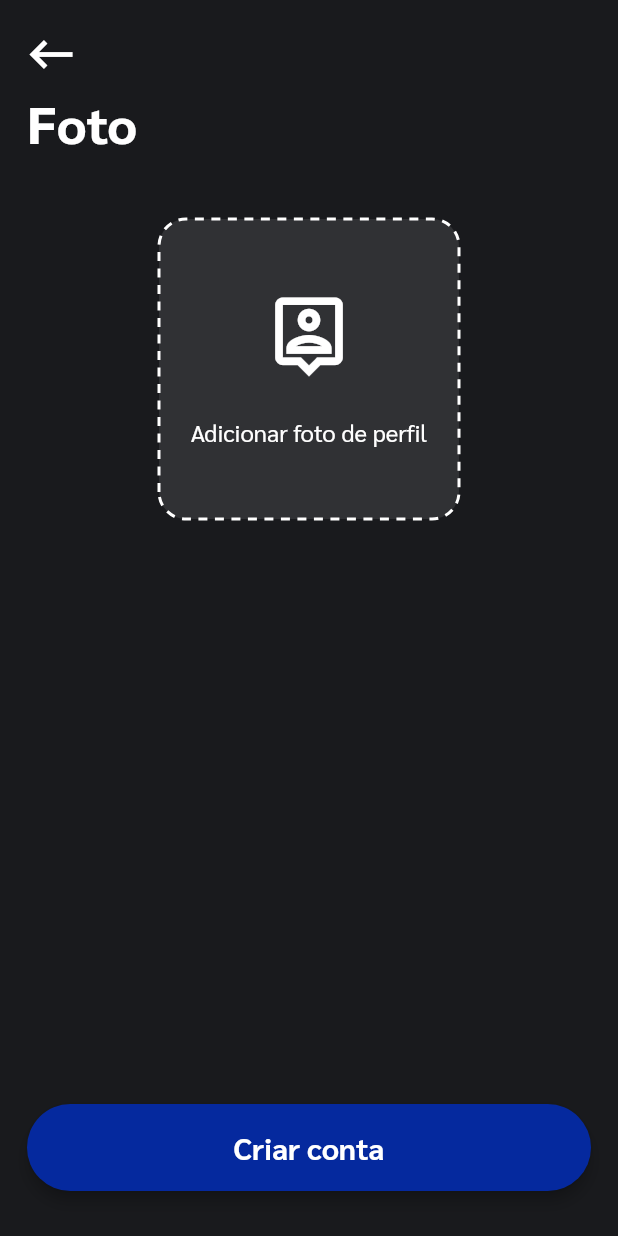
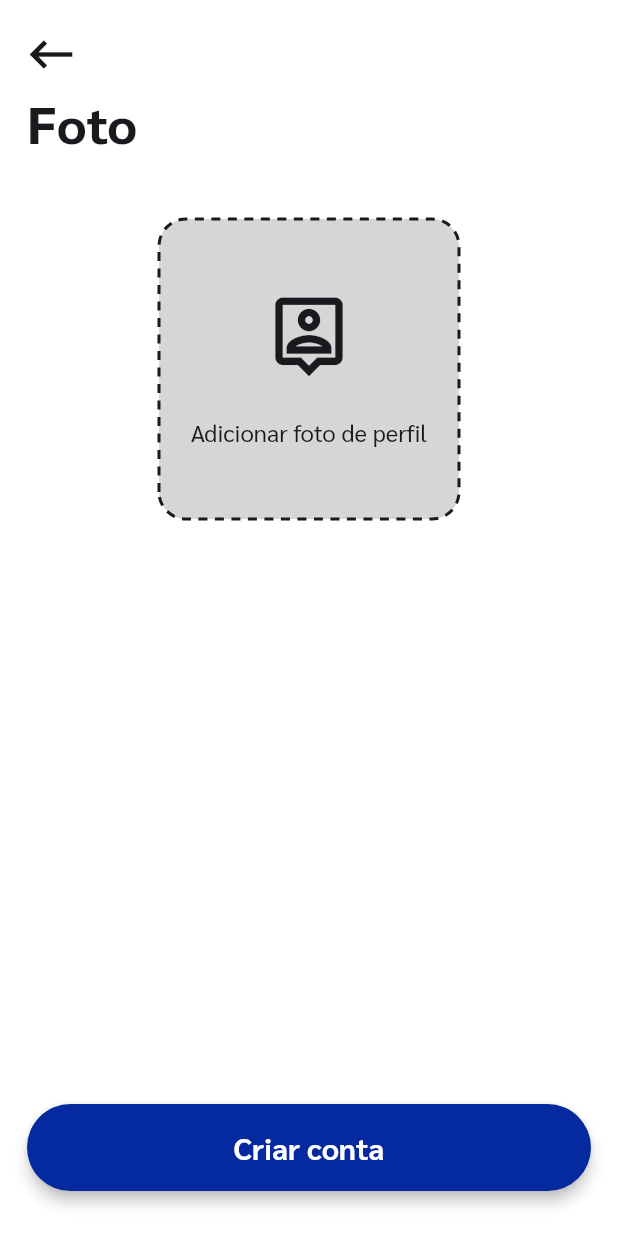
Before and after one commit to GabrielDimaa/my_gift_app, a Flutter app: the screen it shows after launch, on a phone screen of 412 x 824 dp. Run offline on Flutter 3.47's test engine with Material 2 defaults, Android fonts, the phone set to English and light mode, and no system bars; drawn by our look-alikes of dotted_border; our stand-ins replace cloud_firestore, firebase_auth, firebase_core, firebase_storage, flutter_svg, get; accounts and stored records are empty.

Commit message:
Ajustando tema branco para as pages

```diff
--- a/lib/app_theme.dart
+++ b/lib/app_theme.dart
@@ -11,18 +11,26 @@ class AppTheme extends StatelessWidget {
       title: 'Desejando',
       debugShowCheckedModeBanner: false,
       initialRoute: "/signup_photo",
-      themeMode: ThemeMode.dark,
+      themeMode: ThemeMode.light,
       theme: ThemeData(
-        appBarTheme: const AppBarTheme(
+        appBarTheme: AppBarTheme(
           elevation: 0,
+          iconTheme: IconThemeData(
+            color: dark,
+          ),
         ),
         brightness: Brightness.light,
         colorScheme: _colorSchemeLight,
         scaffoldBackgroundColor: light,
         textTheme: _textThemeLight,
         fontFamily: 'Sarabun',
+        textSelectionTheme: TextSelectionThemeData(cursorColor: secondary),
         elevatedButtonTheme: _elevatedButtonTheme,
         textButtonTheme: _textButtonTheme,
+        inputDecorationTheme: _inputDecorationThemeLight,
+        iconTheme: IconThemeData(
+          color: dark,
+        ),
       ),
       darkTheme: ThemeData(
         brightness: Brightness.dark,
@@ -34,6 +42,9 @@ class AppTheme extends StatelessWidget {
         inputDecorationTheme: _inputDecorationThemeDark,
         elevatedButtonTheme: _elevatedButtonTheme,
         textButtonTheme: _textButtonTheme,
+        iconTheme: IconThemeData(
+          color: light,
+        ),
       ),
       getPages: Routes().getRoutes(),
     );
@@ -53,7 +64,9 @@ class AppTheme extends StatelessWidget {
 
   Color get error => const Color(0xFFE54B4B);
 
-  Color get surface => const Color(0xFF303134);
+  Color get surfaceDark => const Color(0xFF303134);
+
+  Color get surfaceLight => const Color(0xFFD6D6D6);
 
   ColorScheme get _colorSchemeLight => ColorScheme.dark(
         brightness: Brightness.light,
@@ -69,7 +82,7 @@ class AppTheme extends StatelessWidget {
         onError: error,
         background: light,
         onBackground: dark,
-        surface: surface,
+        surface: surfaceLight,
         onSurface: light,
       );
 
@@ -87,7 +100,7 @@ class AppTheme extends StatelessWidget {
         onError: error,
         background: dark,
         onBackground: light,
-        surface: surface,
+        surface: surfaceDark,
         onSurface: light,
       );
 
@@ -134,7 +147,7 @@ class AppTheme extends StatelessWidget {
 
   InputDecorationTheme get _inputDecorationThemeDark => InputDecorationTheme(
         filled: true,
-        fillColor: surface,
+        fillColor: surfaceDark,
         contentPadding: const EdgeInsets.symmetric(horizontal: 20, vertical: 18),
         hintStyle: const TextStyle(color: Color(0xFFC1C1C1), fontWeight: FontWeight.w300),
         enabledBorder: OutlineInputBorder(
@@ -159,4 +172,30 @@ class AppTheme extends StatelessWidget {
         ),
         errorStyle: TextStyle(color: error),
       );
+
+  InputDecorationTheme get _inputDecorationThemeLight => InputDecorationTheme(
+        contentPadding: const EdgeInsets.symmetric(horizontal: 20, vertical: 18),
+        hintStyle: TextStyle(color: Colors.grey[600], fontWeight: FontWeight.w300),
+        enabledBorder: OutlineInputBorder(
+          borderRadius: BorderRadius.circular(18),
+          borderSide: BorderSide(color: dark, width: 2),
+        ),
+        focusedBorder: OutlineInputBorder(
+          borderRadius: BorderRadius.circular(18),
+          borderSide: BorderSide(color: secondary, width: 2),
+        ),
+        disabledBorder: OutlineInputBorder(
+          borderRadius: BorderRadius.circular(18),
+          borderSide: BorderSide(color: dark),
+        ),
+        errorBorder: OutlineInputBorder(
+          borderRadius: BorderRadius.circular(18),
+          borderSide: BorderSide(color: error, width: 2),
+        ),
+        focusedErrorBorder: OutlineInputBorder(
+          borderRadius: BorderRadius.circular(18),
+          borderSide: BorderSide(color: error, width: 2),
+        ),
+        errorStyle: TextStyle(color: error),
+      );
 }
--- a/lib/layers/presentation/ui/pages/login/login_page.dart
+++ b/lib/layers/presentation/ui/pages/login/login_page.dart
@@ -41,7 +41,7 @@ class _LoginPageState extends State<LoginPage> {
                           "assets/icons/google.svg",
                           width: 22,
                           height: 22,
-                          color: Colors.white,
+                          color: Theme.of(context).colorScheme.onBackground,
                         ),
                         onPressed: () {
                           // TODO: Implementar Entrar com o Google
--- a/lib/layers/presentation/ui/pages/signup/signup_page.dart
+++ b/lib/layers/presentation/ui/pages/signup/signup_page.dart
@@ -39,7 +39,7 @@ class _SignupPageState extends State<SignupPage> {
                           "assets/icons/google.svg",
                           width: 22,
                           height: 22,
-                          color: Colors.white,
+                          color: Theme.of(context).colorScheme.onBackground,
                         ),
                         onPressed: () {
                           // TODO: Implementar Entrar com o Google
```
